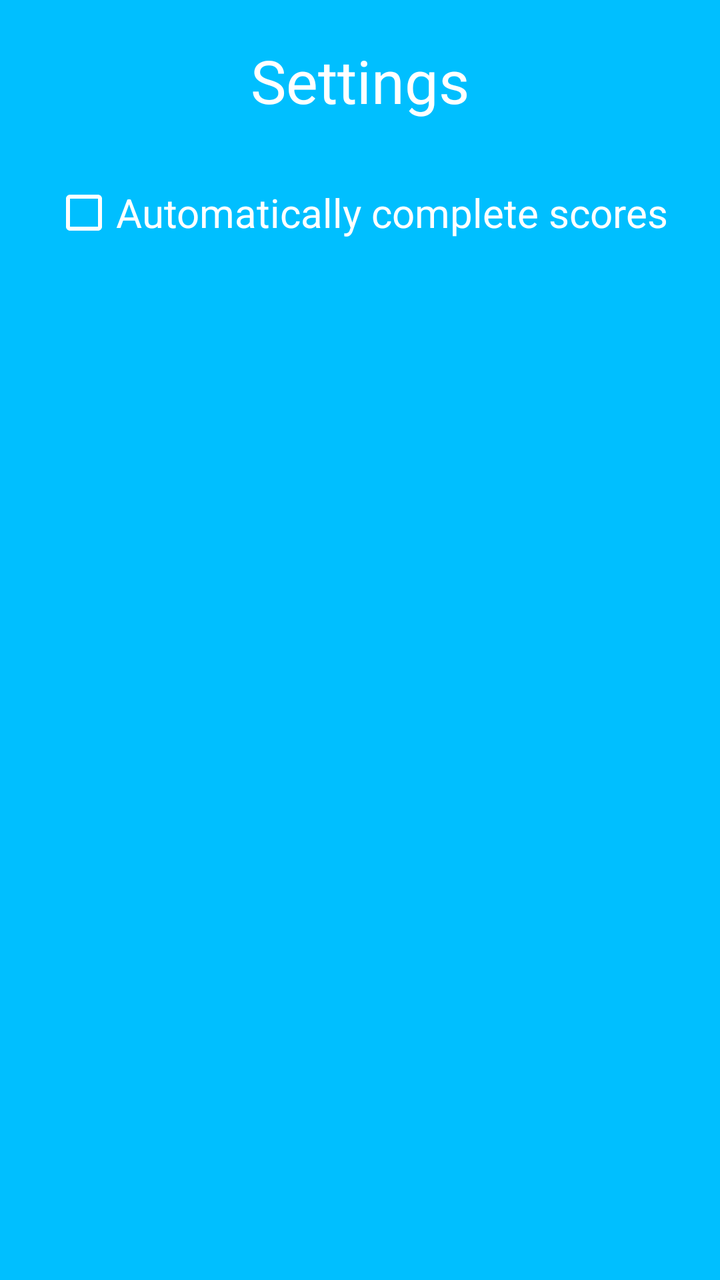
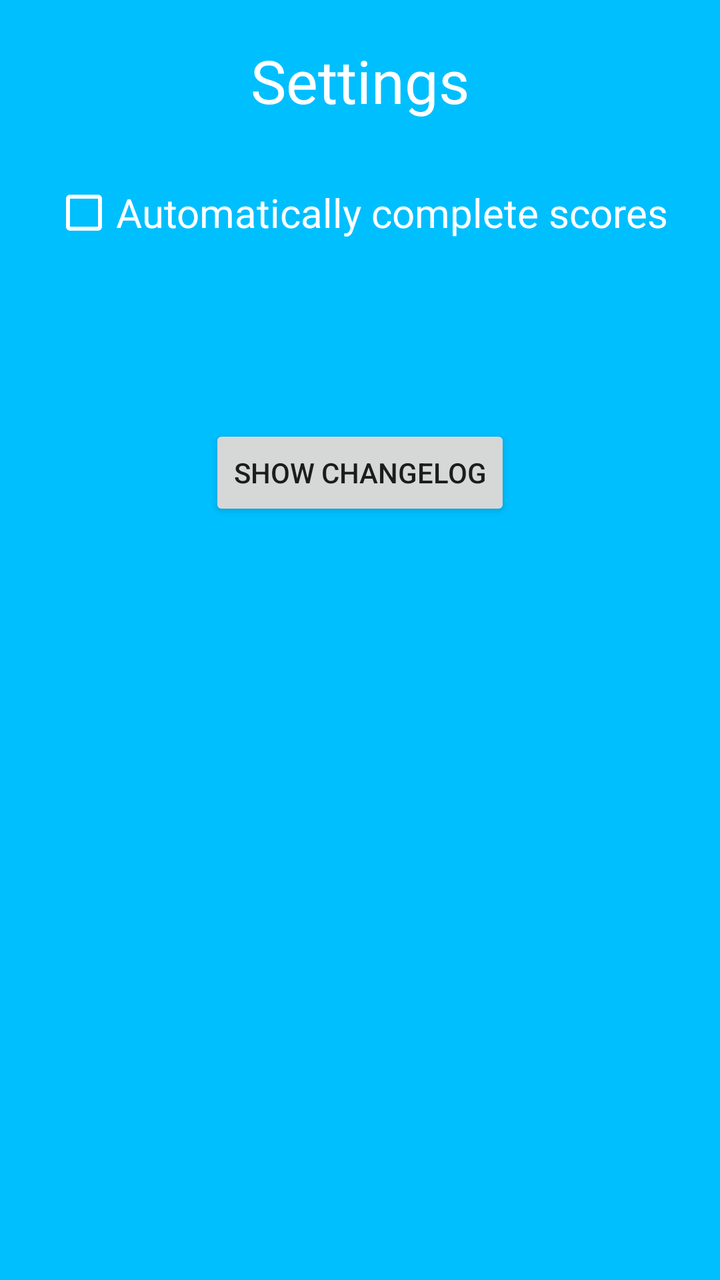

The first picture is an Android layout as it rendered before a commit; the second is the same layout after the commit. The layout source and the unified diff follow.
<!-- AndroidManifest.xml: application theme AppTheme -->
<!-- res/layout/settings_activity.xml -->
<RelativeLayout xmlns:android="http://schemas.android.com/apk/res/android"
    xmlns:tools="http://schemas.android.com/tools"
    android:id="@+id/settingsLayout"
    android:layout_width="match_parent"
    android:layout_height="match_parent"
    android:background="@color/colorPrimaryDark"
    tools:context=".SettingsActivity">

    <TextView
        android:id="@+id/settingsHeadline"
        android:layout_width="wrap_content"
        android:layout_height="wrap_content"
        android:layout_centerHorizontal="true"
        android:layout_margin="@dimen/marginSettings"
        android:text="@string/settingsHeadline"
        android:textColor="@color/colorSettings"
        android:textSize="30sp" />

    <CheckBox
        android:id="@+id/setManualStartPositions"
        android:layout_width="wrap_content"
        android:layout_height="wrap_content"
        android:layout_below="@id/settingsHeadline"
        android:buttonTint="@color/colorSettings"
        android:layout_margin="10dp"
        android:layout_centerHorizontal="true"
        android:text="@string/settings_manualStartPos"
        android:textColor="@color/colorSettings"
        android:textSize="20sp"
        android:visibility="gone"/>

    <CheckBox
        android:id="@+id/setDebugMode"
        android:layout_width="wrap_content"
        android:layout_height="wrap_content"
        android:layout_below="@id/setManualStartPositions"
        android:buttonTint="@color/colorSettings"
        android:layout_margin="10dp"
        android:layout_centerHorizontal="true"
        android:text="@string/settings_debugMode"
        android:textColor="@color/colorSettings"
        android:textSize="20sp"
        android:visibility="gone"/>

    <CheckBox
        android:id="@+id/setAutocompleteScore"
        android:layout_width="wrap_content"
        android:layout_height="wrap_content"
        android:layout_below="@id/setDebugMode"
        android:buttonTint="@color/colorSettings"
        android:layout_margin="10dp"
        android:layout_centerHorizontal="true"
        android:text="@string/settings_autocompleteScore"
        android:textColor="@color/colorSettings"
        android:textSize="20sp"
        android:visibility="visible"/>

    <TextView
        android:id="@+id/version"
        android:layout_width="match_parent"
        android:layout_height="wrap_content"
        android:layout_margin="10dp"
        android:layout_centerHorizontal="true"
        android:layout_alignParentBottom="true"
        android:textColor="@color/colorSettings"
        android:textAlignment="center"/>

</RelativeLayout>
<!-- resources referenced by this layout -->
<resources>
  <color name="colorPrimaryDark">#00BFFF</color>
  <color name="colorSettings">#FFFFFF</color>
  <dimen name="marginSettings">20dp</dimen>
  <string name="settingsHeadline">Settings</string>
  <string name="settings_autocompleteScore">Automatically complete scores</string>
  <string name="settings_debugMode">Run in Debug Mode</string>
  <string name="settings_manualStartPos">Set Start Positions manually</string>
  <style name="AppTheme" parent="Theme.AppCompat.Light.NoActionBar">
          
          <item name="colorPrimary">@color/colorPrimary</item>
          <item name="colorPrimaryDark">@color/colorPrimaryDark</item>
          <item name="colorAccent">@color/colorAccent</item>
      </style>
  <color name="colorPrimary">#6200EE</color>
  <color name="colorAccent">#03DAC5</color>
</resources>

<!-- the commit's change to res/layout/settings_activity.xml (unified diff, before → after) -->
@@ -55,6 +55,15 @@
         android:textSize="20sp"
         android:visibility="visible"/>
 
+    <Button
+        android:id="@+id/showChangelogButton"
+        android:layout_width="wrap_content"
+        android:layout_height="wrap_content"
+        android:layout_centerHorizontal="true"
+        android:layout_marginTop="80dp"
+        android:text="Show changelog"
+        android:layout_below="@id/setAutocompleteScore"/>
+
     <TextView
         android:id="@+id/version"
         android:layout_width="match_parent"
